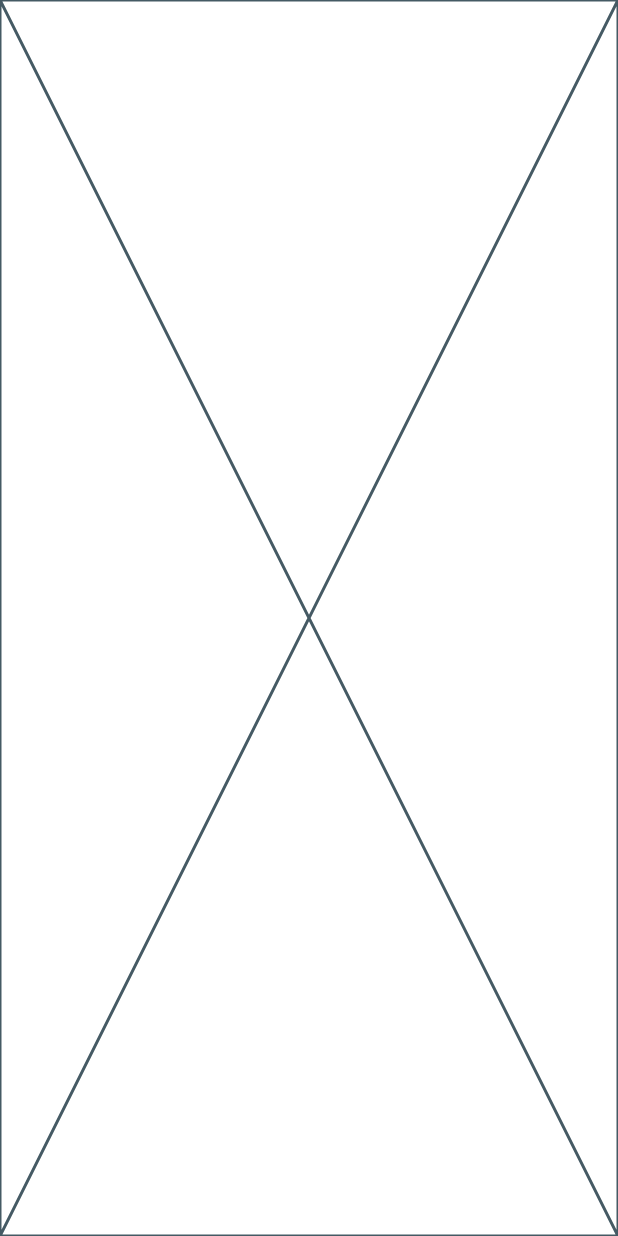
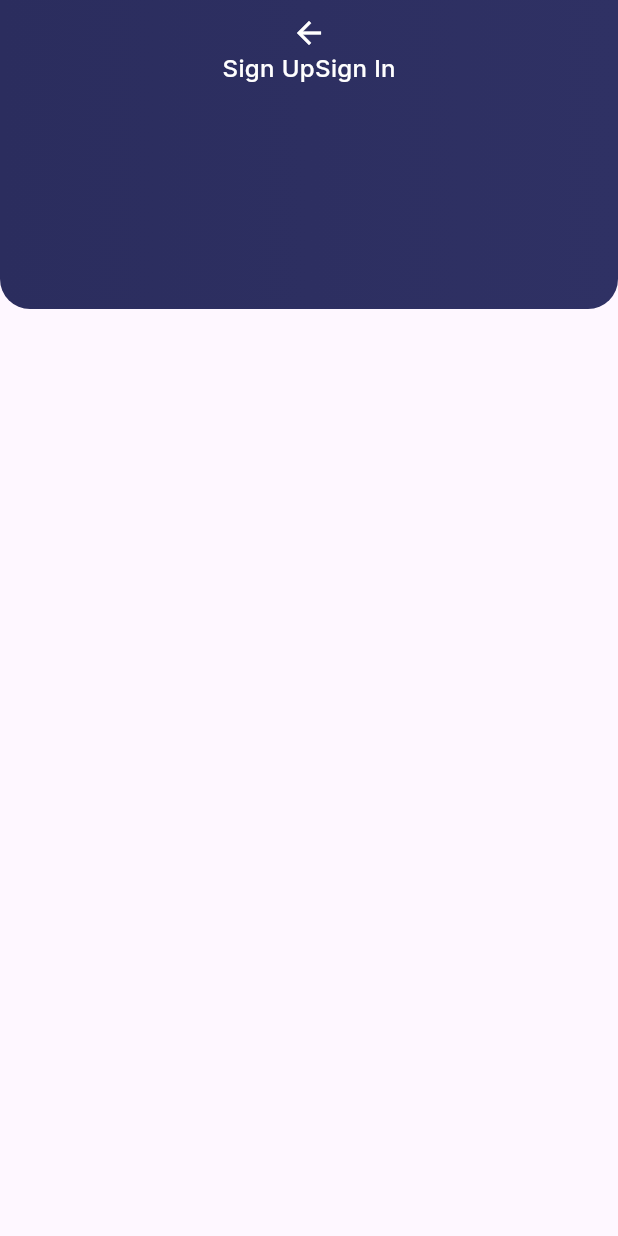
Before and after one commit to Abdul-Basir-Khan/Our_App, a Flutter app: the screen it shows after launch, on a phone screen of 412 x 824 dp. Run offline on Flutter 3.47's test engine with Material 3 defaults, Android fonts, the phone set to English and light mode, and no system bars; our stand-ins replace google_fonts.

Commit message:
"first commit"

```diff
--- a/lib/screens/registration/registration_screen.dart
+++ b/lib/screens/registration/registration_screen.dart
@@ -1,4 +1,6 @@
 import 'package:flutter/material.dart';
+import 'package:our_app/themes/app_colors.dart';
+import 'package:our_app/themes/app_textStyle.dart';
 
 
 class RegistrationScreen extends StatefulWidget {
@@ -11,6 +13,46 @@ class RegistrationScreen extends StatefulWidget {
 class _RegistrationScreenState extends State<RegistrationScreen> {
   @override
   Widget build(BuildContext context) {
-    return const Placeholder();
+    return Scaffold(
+      extendBody: true,
+      body: ListView(
+      children: [
+        Container(
+
+          height:  MediaQuery.sizeOf(context).height*0.25,
+          width: MediaQuery.sizeOf(context).width*1,
+          padding: EdgeInsets.symmetric(horizontal: 15,vertical: 10),
+          decoration: BoxDecoration(
+            gradient: LinearGradient(colors: [
+              AppColors.mainColor,
+              AppColors.mainLight,
+            ]
+
+            ),
+            borderRadius: BorderRadius.only(bottomLeft: Radius.circular(20),bottomRight:  Radius.circular(20))
+          ),
+          child: Column(
+            children: [
+              Icon(Icons.arrow_back,color: AppColors.primaryWhite,),
+              Center(child: Row(
+                mainAxisAlignment: MainAxisAlignment.center,
+                children: [
+                 Text(
+                   'Sign Up',
+                   style: AppTextStyles.mediumStyle.copyWith(color: AppColors.primaryWhite),
+                 ),
+                 Text(
+                   'Sign In',
+                   style: AppTextStyles.mediumStyle.copyWith(color: AppColors.primaryWhite),
+                 ),
+                ],
+              ),)
+            ],
+          ),
+        )
+
+
+      ],
+    ),);
   }
 }
```
